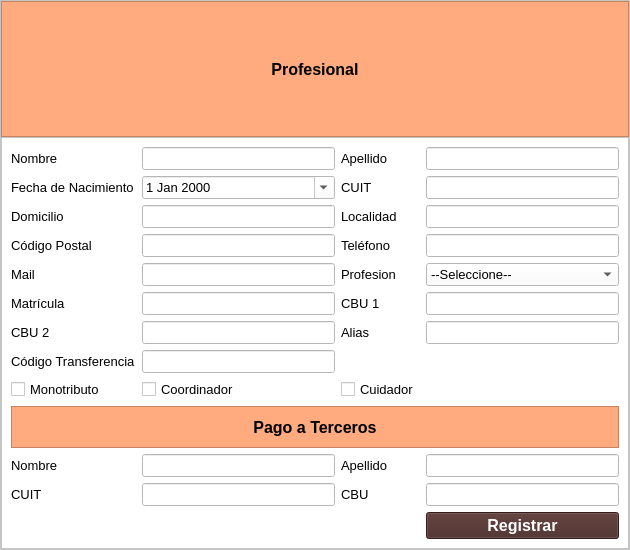
ayenaccarato/Marcanac, file gui/profesionales/nuevo_profesional.ui: the form before one commit.
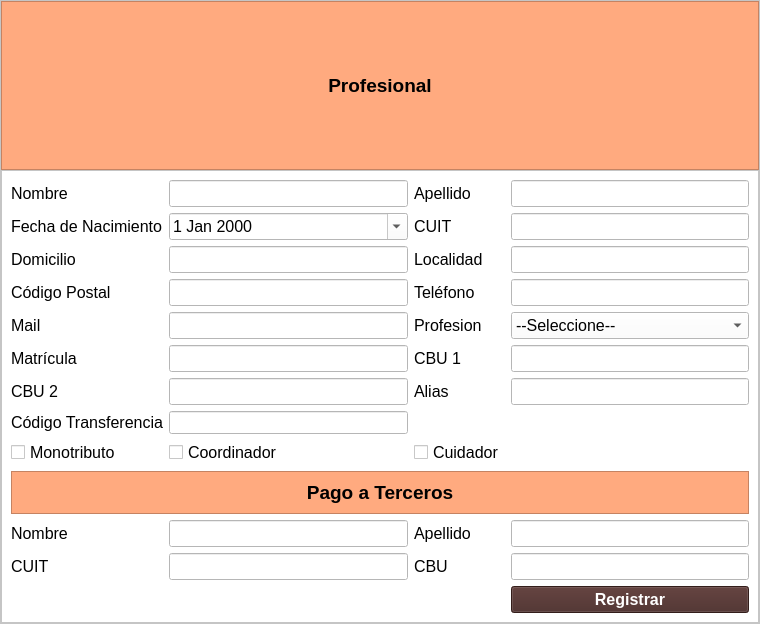
The form after the commit. Icons and pictures are not drawn.

```diff
--- a/gui/profesionales/nuevo_profesional.ui
+++ b/gui/profesionales/nuevo_profesional.ui
@@ -6,8 +6,8 @@
    <rect>
     <x>0</x>
     <y>0</y>
-    <width>630</width>
-    <height>550</height>
+    <width>760</width>
+    <height>624</height>
    </rect>
   </property>
   <property name="windowTitle">
@@ -109,7 +109,7 @@
             <property name="font">
              <font>
               <family>Segoe UI</family>
-              <pointsize>12</pointsize>
+              <pointsize>14</pointsize>
               <weight>75</weight>
               <bold>true</bold>
              </font>
@@ -144,7 +144,7 @@
               <property name="font">
                <font>
                 <family>Segoe UI</family>
-                <pointsize>10</pointsize>
+                <pointsize>12</pointsize>
                </font>
               </property>
              </widget>
@@ -157,7 +157,7 @@
               <property name="font">
                <font>
                 <family>Segoe UI</family>
-                <pointsize>10</pointsize>
+                <pointsize>12</pointsize>
                </font>
               </property>
              </widget>
@@ -167,7 +167,7 @@
               <property name="font">
                <font>
                 <family>Segoe UI</family>
-                <pointsize>10</pointsize>
+                <pointsize>12</pointsize>
                </font>
               </property>
               <property name="text">
@@ -180,7 +180,7 @@
               <property name="font">
                <font>
                 <family>Segoe UI</family>
-                <pointsize>10</pointsize>
+                <pointsize>12</pointsize>
                </font>
               </property>
               <property name="text">
@@ -193,7 +193,7 @@
               <property name="font">
                <font>
                 <family>Segoe UI</family>
-                <pointsize>10</pointsize>
+                <pointsize>12</pointsize>
                </font>
               </property>
               <property name="text">
@@ -206,7 +206,7 @@
               <property name="font">
                <font>
                 <family>Segoe UI</family>
-                <pointsize>10</pointsize>
+                <pointsize>12</pointsize>
                </font>
               </property>
               <property name="text">
@@ -222,7 +222,7 @@
               <property name="font">
                <font>
                 <family>Segoe UI</family>
-                <pointsize>10</pointsize>
+                <pointsize>12</pointsize>
                </font>
               </property>
              </widget>
@@ -235,52 +235,11 @@
               <property name="font">
                <font>
                 <family>Segoe UI</family>
-                <pointsize>10</pointsize>
+                <pointsize>12</pointsize>
                </font>
               </property>
              </widget>
             </item>
-            <item row="9" column="1" colspan="4">
-             <widget class="QFrame" name="frame_2">
-              <property name="minimumSize">
-               <size>
-                <width>0</width>
-                <height>42</height>
-               </size>
-              </property>
-              <property name="styleSheet">
-               <string notr="true">QFrame {
-	background-color: rgb(255, 170, 127);
-}</string>
-              </property>
-              <property name="frameShape">
-               <enum>QFrame::StyledPanel</enum>
-              </property>
-              <property name="frameShadow">
-               <enum>QFrame::Raised</enum>
-              </property>
-              <layout class="QHBoxLayout" name="horizontalLayout_2">
-               <item>
-                <widget class="QLabel" name="label_17">
-                 <property name="font">
-                  <font>
-                   <family>Segoe UI</family>
-                   <pointsize>12</pointsize>
-                   <weight>75</weight>
-                   <bold>true</bold>
-                  </font>
-                 </property>
-                 <property name="text">
-                  <string>Pago a Terceros</string>
-                 </property>
-                 <property name="alignment">
-                  <set>Qt::AlignCenter</set>
-                 </property>
-                </widget>
-               </item>
-              </layout>
-             </widget>
-            </item>
             <item row="7" column="2">
              <widget class="QLineEdit" name="txtCodigo">
               <property name="enabled">
@@ -302,7 +261,7 @@
               <property name="font">
                <font>
                 <family>Segoe UI</family>
-                <pointsize>10</pointsize>
+                <pointsize>12</pointsize>
                </font>
               </property>
              </widget>
@@ -312,7 +271,7 @@
               <property name="font">
                <font>
                 <family>Segoe UI</family>
-                <pointsize>10</pointsize>
+                <pointsize>12</pointsize>
                </font>
               </property>
               <property name="text">
@@ -325,7 +284,7 @@
               <property name="font">
                <font>
                 <family>Segoe UI</family>
-                <pointsize>10</pointsize>
+                <pointsize>12</pointsize>
                </font>
               </property>
               <property name="text">
@@ -341,7 +300,7 @@
               <property name="font">
                <font>
                 <family>Segoe UI</family>
-                <pointsize>10</pointsize>
+                <pointsize>12</pointsize>
                </font>
               </property>
              </widget>
@@ -354,7 +313,7 @@
               <property name="font">
                <font>
                 <family>Segoe UI</family>
-                <pointsize>10</pointsize>
+                <pointsize>12</pointsize>
                </font>
               </property>
              </widget>
@@ -364,7 +323,7 @@
               <property name="font">
                <font>
                 <family>Segoe UI</family>
-                <pointsize>10</pointsize>
+                <pointsize>12</pointsize>
                </font>
               </property>
               <property name="text">
@@ -380,7 +339,7 @@
               <property name="font">
                <font>
                 <family>Segoe UI</family>
-                <pointsize>10</pointsize>
+                <pointsize>12</pointsize>
                </font>
               </property>
              </widget>
@@ -390,7 +349,7 @@
               <property name="font">
                <font>
                 <family>Segoe UI</family>
-                <pointsize>10</pointsize>
+                <pointsize>12</pointsize>
                </font>
               </property>
               <property name="text">
@@ -403,7 +362,7 @@
               <property name="font">
                <font>
                 <family>Segoe UI</family>
-                <pointsize>10</pointsize>
+                <pointsize>12</pointsize>
                </font>
               </property>
               <property name="text">
@@ -419,7 +378,7 @@
               <property name="font">
                <font>
                 <family>Segoe UI</family>
-                <pointsize>10</pointsize>
+                <pointsize>12</pointsize>
                </font>
               </property>
               <property name="text">
@@ -435,7 +394,7 @@
               <property name="font">
                <font>
                 <family>Segoe UI</family>
-                <pointsize>10</pointsize>
+                <pointsize>12</pointsize>
                </font>
               </property>
              </widget>
@@ -448,7 +407,7 @@
               <property name="font">
                <font>
                 <family>Segoe UI</family>
-                <pointsize>10</pointsize>
+                <pointsize>12</pointsize>
                </font>
               </property>
               <property name="text">
@@ -461,7 +420,7 @@
               <property name="font">
                <font>
                 <family>Segoe UI</family>
-                <pointsize>10</pointsize>
+                <pointsize>12</pointsize>
                </font>
               </property>
               <property name="text">
@@ -474,7 +433,7 @@
               <property name="font">
                <font>
                 <family>Segoe UI</family>
-                <pointsize>10</pointsize>
+                <pointsize>12</pointsize>
                </font>
               </property>
               <property name="text">
@@ -490,7 +449,7 @@
               <property name="font">
                <font>
                 <family>Segoe UI</family>
-                <pointsize>10</pointsize>
+                <pointsize>12</pointsize>
                </font>
               </property>
              </widget>
@@ -500,7 +459,7 @@
               <property name="font">
                <font>
                 <family>Segoe UI</family>
-                <pointsize>10</pointsize>
+                <pointsize>12</pointsize>
                </font>
               </property>
               <property name="text">
@@ -516,7 +475,7 @@
               <property name="font">
                <font>
                 <family>Segoe UI</family>
-                <pointsize>10</pointsize>
+                <pointsize>12</pointsize>
                </font>
               </property>
               <item>
@@ -584,7 +543,7 @@
               <property name="font">
                <font>
                 <family>Segoe UI</family>
-                <pointsize>10</pointsize>
+                <pointsize>12</pointsize>
                </font>
               </property>
              </widget>
@@ -597,7 +556,7 @@
               <property name="font">
                <font>
                 <family>Segoe UI</family>
-                <pointsize>10</pointsize>
+                <pointsize>12</pointsize>
                </font>
               </property>
               <property name="calendarPopup">
@@ -610,7 +569,7 @@
               <property name="font">
                <font>
                 <family>Segoe UI</family>
-                <pointsize>10</pointsize>
+                <pointsize>12</pointsize>
                </font>
               </property>
               <property name="text">
@@ -623,7 +582,7 @@
               <property name="font">
                <font>
                 <family>Segoe UI</family>
-                <pointsize>10</pointsize>
+                <pointsize>12</pointsize>
                </font>
               </property>
               <property name="text">
@@ -639,7 +598,7 @@
               <property name="font">
                <font>
                 <family>Segoe UI</family>
-                <pointsize>10</pointsize>
+                <pointsize>12</pointsize>
                </font>
               </property>
              </widget>
@@ -674,7 +633,7 @@
               <property name="font">
                <font>
                 <family>Segoe UI</family>
-                <pointsize>10</pointsize>
+                <pointsize>12</pointsize>
                </font>
               </property>
              </widget>
@@ -684,7 +643,7 @@
               <property name="font">
                <font>
                 <family>Segoe UI</family>
-                <pointsize>10</pointsize>
+                <pointsize>12</pointsize>
                </font>
               </property>
               <property name="text">
@@ -700,7 +659,7 @@
               <property name="font">
                <font>
                 <family>Segoe UI</family>
-                <pointsize>10</pointsize>
+                <pointsize>12</pointsize>
                </font>
               </property>
              </widget>
@@ -710,7 +669,7 @@
               <property name="font">
                <font>
                 <family>Segoe UI</family>
-                <pointsize>10</pointsize>
+                <pointsize>12</pointsize>
                </font>
               </property>
               <property name="text">
@@ -726,7 +685,7 @@
               <property name="font">
                <font>
                 <family>Segoe UI</family>
-                <pointsize>10</pointsize>
+                <pointsize>12</pointsize>
                </font>
               </property>
              </widget>
@@ -736,7 +695,7 @@
               <property name="font">
                <font>
                 <family>Segoe UI</family>
-                <pointsize>10</pointsize>
+                <pointsize>12</pointsize>
                </font>
               </property>
               <property name="text">
@@ -749,7 +708,7 @@
               <property name="font">
                <font>
                 <family>Segoe UI</family>
-                <pointsize>10</pointsize>
+                <pointsize>12</pointsize>
                </font>
               </property>
               <property name="text">
@@ -762,7 +721,7 @@
               <property name="font">
                <font>
                 <family>Segoe UI</family>
-                <pointsize>10</pointsize>
+                <pointsize>12</pointsize>
                </font>
               </property>
               <property name="text">
@@ -778,7 +737,7 @@
               <property name="font">
                <font>
                 <family>Segoe UI</family>
-                <pointsize>10</pointsize>
+                <pointsize>12</pointsize>
                </font>
               </property>
              </widget>
@@ -788,7 +747,7 @@
               <property name="font">
                <font>
                 <family>Segoe UI</family>
-                <pointsize>10</pointsize>
+                <pointsize>12</pointsize>
                </font>
               </property>
               <property name="text">
@@ -796,6 +755,47 @@
               </property>
              </widget>
             </item>
+            <item row="9" column="1" colspan="4">
+             <widget class="QFrame" name="frame_2">
+              <property name="minimumSize">
+               <size>
+                <width>0</width>
+                <height>42</height>
+               </size>
+              </property>
+              <property name="styleSheet">
+               <string notr="true">QFrame {
+	background-color: rgb(255, 170, 127);
+}</string>
+              </property>
+              <property name="frameShape">
+               <enum>QFrame::StyledPanel</enum>
+              </property>
+              <property name="frameShadow">
+               <enum>QFrame::Raised</enum>
+              </property>
+              <layout class="QHBoxLayout" name="horizontalLayout_2">
+               <item>
+                <widget class="QLabel" name="label_17">
+                 <property name="font">
+                  <font>
+                   <family>Segoe UI</family>
+                   <pointsize>14</pointsize>
+                   <weight>75</weight>
+                   <bold>true</bold>
+                  </font>
+                 </property>
+                 <property name="text">
+                  <string>Pago a Terceros</string>
+                 </property>
+                 <property name="alignment">
+                  <set>Qt::AlignCenter</set>
+                 </property>
+                </widget>
+               </item>
+              </layout>
+             </widget>
+            </item>
            </layout>
           </item>
          </layout>
```
